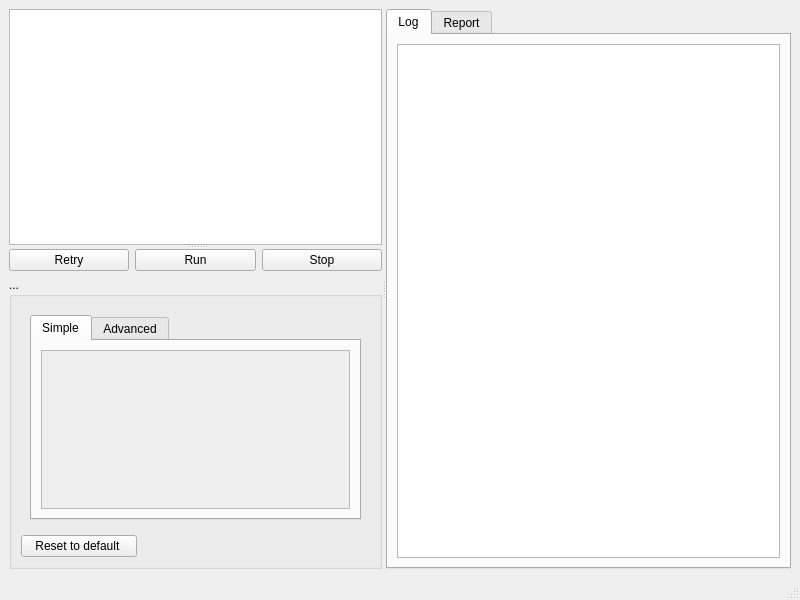
This is src/client/client.ui in ccp4/DUI2 as Qt 5 draws it before an edit. The edited form follows.
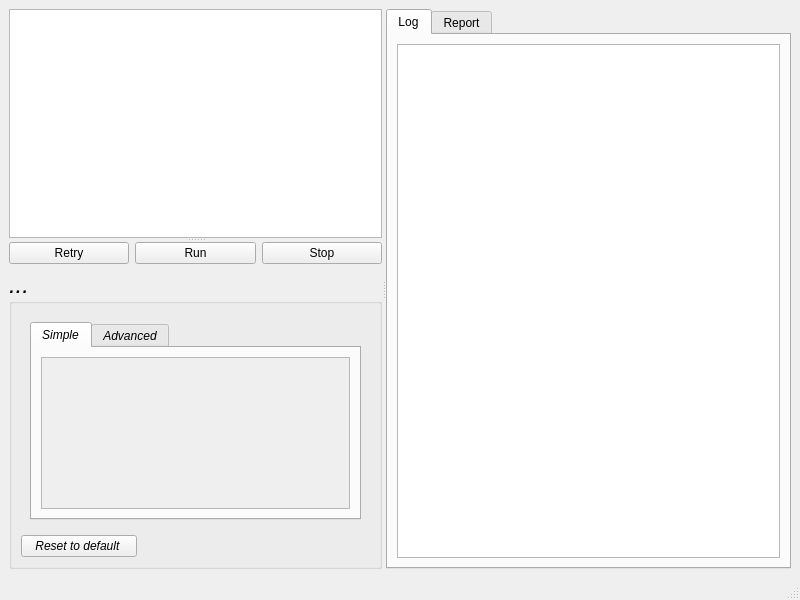
This is the edited form. The open tabs and pages were chosen to show the change.

Commit message: tunning some font sizes

Patch:
```diff
--- a/src/client/client.ui
+++ b/src/client/client.ui
@@ -25,7 +25,7 @@
         <enum>Qt::Vertical</enum>
        </property>
        <widget class="QGraphicsView" name="treeView"/>
-       <widget class="QWidget" name="">
+       <widget class="QWidget" name="layoutWidget">
         <layout class="QVBoxLayout" name="verticalLayout_2">
          <item>
           <layout class="QHBoxLayout" name="horizontalLayout_2">
@@ -54,6 +54,12 @@
          </item>
          <item>
           <widget class="QGroupBox" name="BoxControlWidget">
+           <property name="font">
+            <font>
+             <pointsize>18</pointsize>
+             <italic>true</italic>
+            </font>
+           </property>
            <property name="title">
             <string>...</string>
            </property>
@@ -62,6 +68,12 @@
              <layout class="QVBoxLayout" name="verticalLayout">
               <item>
                <widget class="QStackedWidget" name="StackedParamsWidget">
+                <property name="font">
+                 <font>
+                  <pointsize>9</pointsize>
+                  <italic>true</italic>
+                 </font>
+                </property>
                 <property name="currentIndex">
                  <number>0</number>
                 </property>
@@ -167,8 +179,8 @@
                           <rect>
                            <x>0</x>
                            <y>0</y>
-                           <width>313</width>
-                           <height>136</height>
+                           <width>98</width>
+                           <height>28</height>
                           </rect>
                          </property>
                         </widget>
@@ -602,6 +614,12 @@
                <layout class="QHBoxLayout" name="horizontalLayout_4">
                 <item>
                  <widget class="QPushButton" name="Reset2DefaultPushButton">
+                  <property name="font">
+                   <font>
+                    <pointsize>9</pointsize>
+                    <italic>true</italic>
+                   </font>
+                  </property>
                   <property name="text">
                    <string>   Reset to default    </string>
                   </property>
```
Left out of the diff: 64 changed lines with no effect on the pictures.
